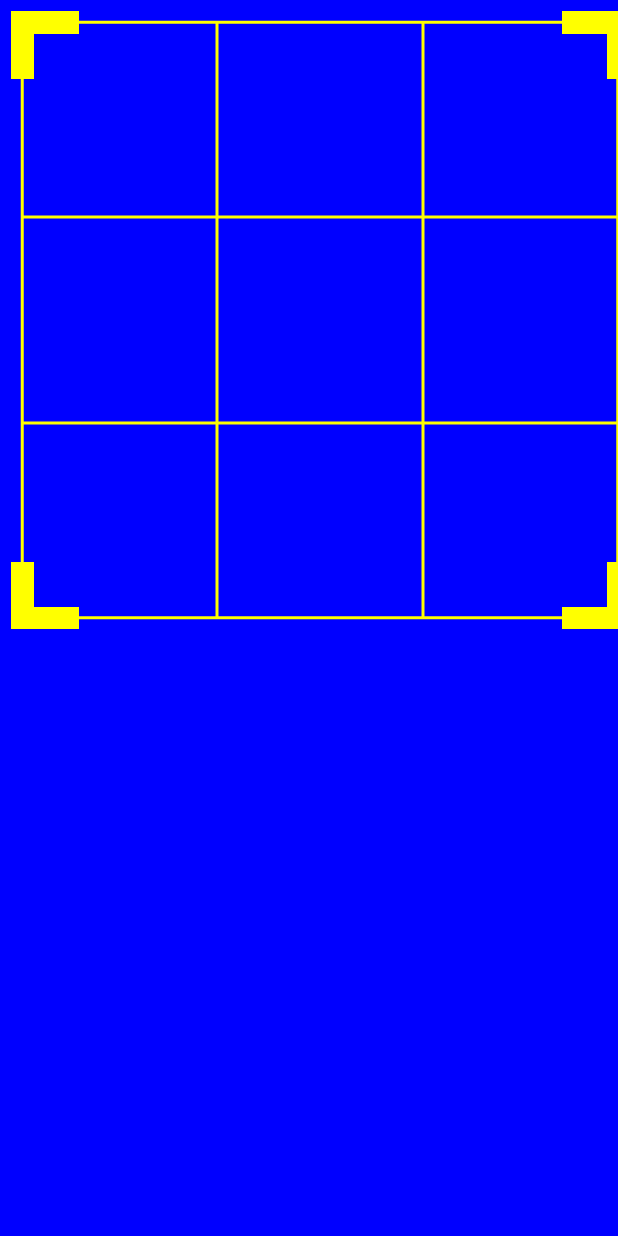
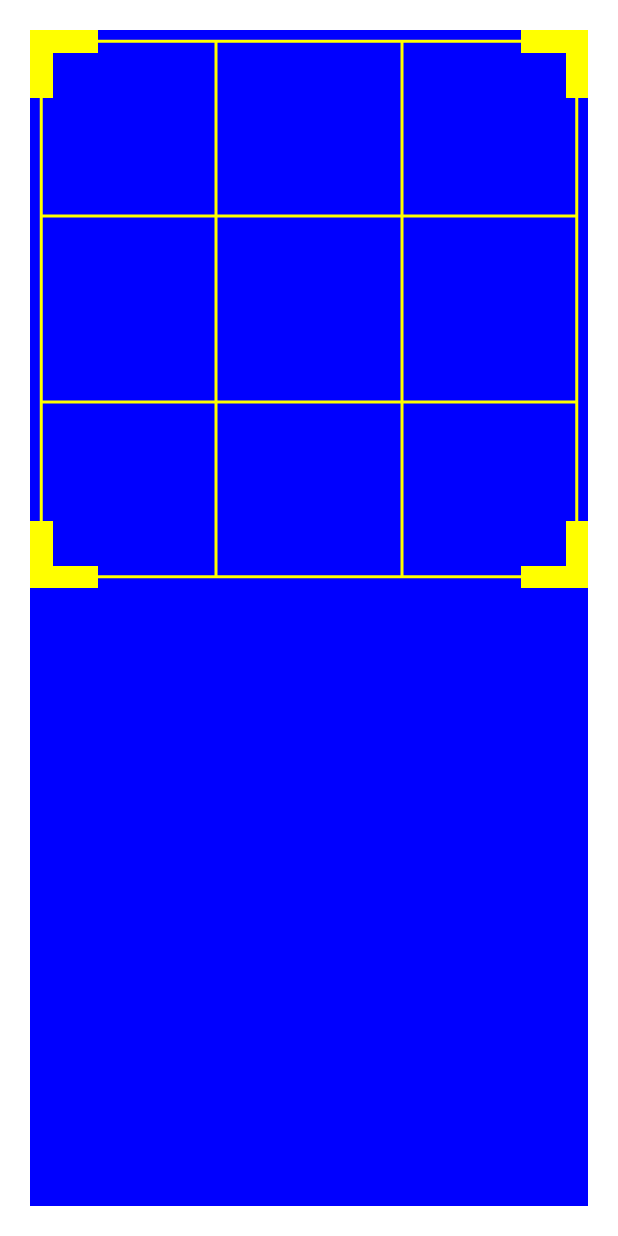
Before and after one commit to songnick/Mincy, an Android app built with Jetpack Compose: the composable CropWindow shown on its own in the app's theme, on a phone screen of 412 x 824 dp. Run offline under Robolectric (Android 15) with nearby library versions, the phone set to English and light mode, and no system bars.

Commit message:
add crop window

```diff
--- a/app/src/main/java/com/songnick/mincy/compose/custom/CropWindow.kt
+++ b/app/src/main/java/com/songnick/mincy/compose/custom/CropWindow.kt
@@ -1,13 +1,17 @@
 package com.songnick.mincy.compose.custom
 
 import android.graphics.Rect
+import android.graphics.RectF
 import android.util.Log
 import android.view.MotionEvent
 import androidx.compose.foundation.Canvas
 import androidx.compose.foundation.gestures.*
 import androidx.compose.foundation.layout.*
+import androidx.compose.foundation.selection.triStateToggleable
 import androidx.compose.material.MaterialTheme
+import androidx.compose.material.OutlinedTextField
 import androidx.compose.material.Surface
+import androidx.compose.material.Text
 import androidx.compose.runtime.*
 import androidx.compose.ui.Alignment
 import androidx.compose.ui.Modifier
@@ -22,19 +26,42 @@ import androidx.compose.ui.input.pointer.consumeAllChanges
 import androidx.compose.ui.input.pointer.pointerInput
 import androidx.compose.ui.input.pointer.pointerInteropFilter
 import androidx.compose.ui.platform.LocalDensity
+import androidx.compose.ui.platform.LocalView
 import androidx.compose.ui.tooling.preview.Preview
 import androidx.compose.ui.unit.Dp
 import androidx.compose.ui.unit.dp
+import kotlin.math.pow
+import kotlin.math.sqrt
 
 object Tag{
     const val TAG = " Crop Window"
+}
+
+sealed class CropIndex(index:Int = 0){
+    val index = index
+    object LeftTop: CropIndex(0)
+    object RightTop: CropIndex(1)
+    object LeftBottom: CropIndex(2)
+    object RightBottom: CropIndex(3)
+
+    companion object{
+        fun getIndex(index: Int): CropIndex {
+            when (index) {
+                0 -> return LeftTop
+                1 -> return RightTop
+                2 -> return RightBottom
+                3 -> return LeftBottom
+            }
+            return LeftTop
+        }
+    }
 }
 
 @Composable
 fun CropWindow(cornerWidth:Dp = 15.dp, lineWidth:Dp = 2.dp, aspectRatio:Float = 1.0f){
     BoxWithConstraints(contentAlignment = Alignment.BottomEnd) {
         var cropRect by remember {
-            mutableStateOf(Rect())
+            mutableStateOf(RectF(0f, 0f, 0f, 0f))
         }
         val cornerLineWidth = with(LocalDensity.current){
             cornerWidth.toPx()
@@ -43,16 +70,64 @@ fun CropWindow(cornerWidth:Dp = 15.dp, lineWidth:Dp = 2.dp, aspectRatio:Float =
         val stroke = with(LocalDensity.current){
             lineWidth.toPx()
         }
-
+        var cropIndex:CropIndex = CropIndex.LeftTop
+        val surfacePadding = 20.dp
+        val closePointDistance = sqrt((cornerLineWidth*3).pow(2) + (cornerLineWidth*3).pow(2))
+        var canvasInde by remember {
+            mutableStateOf(0)
+        }
         Surface(modifier = Modifier
             .fillMaxWidth()
             .fillMaxHeight()
+            .padding(surfacePadding)
             .pointerInput(Unit) {
                 detectDragGestures(onDragStart = {
+                    val cornerPoint = arrayOf(
+                        cropRect.left, cropRect.top,
+                        cropRect.right, cropRect.top,
+                        cropRect.right, cropRect.bottom,
+                        cropRect.left, cropRect.bottom
+                    )
+                    var distance = closePointDistance
+                    var cropIn = 0
+                    for (index in cornerPoint.indices step 2) {
+                        val cornerSlop = sqrt(
+                            (it.x - cornerPoint[index])
+                                .toDouble()
+                                .pow(2.0) + (it.y - cornerPoint[index + 1])
+                                .toDouble()
+                                .pow(2.0)
+                        )
 
+                        if (cornerSlop < distance) {
+                            distance = cornerSlop.toFloat()
+                            cropIn = index / 2
+                        }
+                        Log.i(Tag.TAG, " corner slop: $cornerSlop  distance: $closePointDistance ")
+                    }
+                    cropIndex = CropIndex.getIndex(cropIn)
                 }) { change, dragAmount ->
-                    Log.i(Tag.TAG, " detectDragGestures x: ${change.position.x} y: ${dragAmount.x}")
+                    Log.i(
+                        Tag.TAG,
+                        " detectDragGestures x: ${change.position.x} drag amount y: ${dragAmount.y} drag amount x: ${dragAmount.x} crop index: $cropIndex"
+                    )
+                    when (cropIndex) {
+                        is CropIndex.LeftTop -> {
 
+                        }
+                        is CropIndex.LeftBottom -> {
+                            Log.i(Tag.TAG, " left bottom >>>>>>>>>>>>>>> ${cropRect.hashCode()} ")
+                            cropRect.bottom = cropRect.bottom + dragAmount.y
+                            cropRect.left = cropRect.left + dragAmount.x
+                            Log.i(Tag.TAG, " left bottom <<<<<<<<<<<<>>>>> ${cropRect.hashCode()} ")
+                        }
+                        is CropIndex.RightTop -> {
+
+                        }
+                        is CropIndex.RightBottom -> {
+
+                        }
+                    }
                 }
             },
             color = Color.Blue
@@ -60,51 +135,60 @@ fun CropWindow(cornerWidth:Dp = 15.dp, lineWidth:Dp = 2.dp, aspectRatio:Float =
             val width = LocalDensity.current.run {
                 maxWidth.toPx()
             }
+
             val height = LocalDensity.current.run {
                 (maxWidth/aspectRatio).toPx()
             }
-            cropRect.set(0, 0,width.toInt(), height.toInt())
-            Log.i(Tag.TAG, " current size + height: $height")
-            Canvas(modifier = Modifier
-                .padding(cornerWidth / 2)
-            ){
-
-                Log.i(Tag.TAG, " current canvas size : $size")
+            val padding = LocalDensity.current.run {
+                surfacePadding.toPx()
+            }
+            if (cropRect.width()> 0){
+                Log.i(Tag.TAG, " >>>>> canvas conmpose crop rect: $cropRect")
+            }
+            cropRect.set(0f, 0f,(width-padding*2), (height-padding*2))
+            Log.i(Tag.TAG, " width : $width crop rect $cropRect")
+            Canvas(modifier = Modifier){
+                if (canvasInde>0){
+                    Log.i(Tag.TAG, " canvas conmpose start")
+                }
+                if (cropRect.width()> 0){
+                    Log.i(Tag.TAG, " canvas conmpose crop rect: $cropRect")
+                }
                 //vertical grid
                 drawLine(
                     color= Color.Yellow,
-                    start = Offset(cornerLineWidth/2, cropRect.height()/3f),
-                    end = Offset(cropRect.width()-cornerLineWidth/2 , cropRect.height()/3f),
+                    start = Offset(cornerLineWidth/2 + cropRect.left, cropRect.height()/3f + cropRect.top),
+                    end = Offset(cropRect.width()-cornerLineWidth/2 + cropRect.left, cropRect.height()/3f+ cropRect.top),
                     strokeWidth = stroke
                 )
                 drawLine(
                     color= Color.Yellow,
-                    start = Offset(cornerLineWidth/2, cropRect.height()/3f*2),
-                    end = Offset(cropRect.width()-cornerLineWidth/2, cropRect.height()/3f*2),
+                    start = Offset(cornerLineWidth/2+ cropRect.left, cropRect.height()/3f*2+ cropRect.top),
+                    end = Offset(cropRect.width()-cornerLineWidth/2+ cropRect.left, cropRect.height()/3f*2+ cropRect.top),
                     strokeWidth = stroke
                 )
                 //horizontal grid
                 drawLine(
                     color= Color.Yellow,
-                    start = Offset(cropRect.width()/3f, cornerLineWidth/2),
-                    end = Offset(cropRect.width()/3f, cropRect.height()-cornerLineWidth/2),
+                    start = Offset(cropRect.width()/3f+ cropRect.left, cornerLineWidth/2+ cropRect.top),
+                    end = Offset(cropRect.width()/3f+ cropRect.left, cropRect.height()-cornerLineWidth/2+ cropRect.top),
                     strokeWidth = stroke
                 )
                 drawLine(
                     color= Color.Yellow,
-                    start = Offset(cropRect.width()/3f*2,cornerLineWidth/2 ),
-                    end = Offset(cropRect.width()/3f*2, cropRect.height()-cornerLineWidth/2),
+                    start = Offset(cropRect.width()/3f*2+ cropRect.left,cornerLineWidth/2 + cropRect.top ),
+                    end = Offset(cropRect.width()/3f*2+ cropRect.left, cropRect.height()-cornerLineWidth/2 + cropRect.top),
                     strokeWidth = stroke
                 )
                 val pointList = listOf(
-                    Offset(cornerLineWidth/2, cornerLineWidth/2),
-                    Offset(cropRect.width()-cornerLineWidth/2, cornerLineWidth/2),
-                    Offset(cropRect.width()-cornerLineWidth/2, cornerLineWidth/2),
-                    Offset(cropRect.width()-cornerLineWidth/2, cropRect.height()-cornerLineWidth/2),
-                    Offset(cropRect.width()-cornerLineWidth/2, cropRect.height()-cornerLineWidth/2),
-                    Offset(cornerLineWidth/2, cropRect.height()-cornerLineWidth/2),
-                    Offset(cornerLineWidth/2, cropRect.height()-cornerLineWidth/2),
-                    Offset(cornerLineWidth/2, cornerLineWidth/2)
+                    Offset(cornerLineWidth/2+ cropRect.left, cornerLineWidth/2+ cropRect.top),
+                    Offset(cropRect.width()-cornerLineWidth/2+ cropRect.left, cornerLineWidth/2+ cropRect.top),
+                    Offset(cropRect.width()-cornerLineWidth/2+ cropRect.left, cornerLineWidth/2+ cropRect.top),
+                    Offset(cropRect.width()-cornerLineWidth/2+ cropRect.left, cropRect.height()-cornerLineWidth/2+ cropRect.top),
+                    Offset(cropRect.width()-cornerLineWidth/2+ cropRect.left, cropRect.height()-cornerLineWidth/2+ cropRect.top),
+                    Offset(cornerLineWidth/2+ cropRect.left, cropRect.height()-cornerLineWidth/2+ cropRect.top),
+                    Offset(cornerLineWidth/2+ cropRect.left, cropRect.height()-cornerLineWidth/2+ cropRect.top),
+                    Offset(cornerLineWidth/2+ cropRect.left, cornerLineWidth/2+ cropRect.top)
                 )
                 //image crop line
                 drawPoints(
@@ -115,29 +199,29 @@ fun CropWindow(cornerWidth:Dp = 15.dp, lineWidth:Dp = 2.dp, aspectRatio:Float =
                 )
 
                 clipRect(
-                    left = cornerLineWidth,
-                    top = cornerLineWidth,
-                    right = cropRect.width() - cornerLineWidth,
-                    bottom = cropRect.height() - cornerLineWidth,
+                    left = cornerLineWidth+ cropRect.left,
+                    top = cornerLineWidth+ cropRect.top,
+                    right =  cropRect.right - cornerLineWidth,
+                    bottom = cropRect.bottom - cornerLineWidth,
                     clipOp = ClipOp.Difference
                 ){
                     clipRect(
-                        left = cornerLineWidth*3,
-                        top = 0f,
-                        right = cropRect.width() - 3*cornerLineWidth,
-                        bottom = cropRect.height().toFloat(),
+                        left = cornerLineWidth*3+ cropRect.left,
+                        top =  cropRect.top,
+                        right = cropRect.right - 3*cornerLineWidth,
+                        bottom = cropRect.bottom,
                         clipOp = ClipOp.Difference
                     ){
                         clipRect(
-                            left = 0f,
-                            top = cornerLineWidth*3f,
-                            right = cropRect.width().toFloat(),
-                            bottom = cropRect.height()-3*cornerLineWidth,
+                            left =  cropRect.left,
+                            top = cornerLineWidth*3f  + cropRect.top,
+                            right = cropRect.right,
+                            bottom = cropRect.top + cropRect.height()-3*cornerLineWidth,
                             clipOp = ClipOp.Difference
                         ){
                             drawRect(color = Color.Yellow,
-                                topLeft = Offset(0f, 0f),
-                                size = Size(width = cropRect.width().toFloat(), height = cropRect.height().toFloat())
+                                topLeft = Offset(cropRect.left, cropRect.top),
+                                size = Size(width = cropRect.width(), height = cropRect.height())
                             )
                         }
                     }
@@ -147,26 +231,39 @@ fun CropWindow(cornerWidth:Dp = 15.dp, lineWidth:Dp = 2.dp, aspectRatio:Float =
     }
 }
 
+
+
 @Preview
 @Composable
 fun PreViewD(){
     MaterialTheme {
-        CropWindow()
-//        Surface(
-//            Modifier
-//                .fillMaxHeight()
-//                .fillMaxWidth(), color=Color.Yellow) {
-//            Canvas(modifier = Modifier
-//                .width(100.dp)
-//                .height(100.dp)){
-//                drawLine(
-//                    color= Color.Yellow,
-//                    start = Offset(10f/2, size.height/3f),
-//                    end = Offset(size.width-10f/2 , size.height/3f),
-//                    strokeWidth = 5f
-//                )
-//                drawRoundRect(Color.Red, Offset(0f, 0f), Size(size.width, size.height))
-//            }
-//        }
+//        CropWindow()
+        Column(modifier = Modifier.padding(16.dp)) {
+            var name by remember { mutableStateOf("") }
+            var index by remember {
+                mutableStateOf(0)
+            }
+            var rect by remember {
+                mutableStateOf(Rect())
+            }
+            if (name.isNotEmpty()) {
+                Log.i(Tag.TAG, " compose start ")
+            }
+
+            if (index > 0) {
+                Log.i(Tag.TAG, " compose start index ")
+            }
+            if (rect.width()> 0){
+                Log.i(Tag.TAG, " compose start rect $rect ")
+            }
+            OutlinedTextField(
+                value = "name",
+                onValueChange = {
+                    name = "it i    ndex++"
+                    rect.right = 1000 + rect.right
+                                },
+                label = { Text("Name") }
+            )
+        }
     }
 }
```
